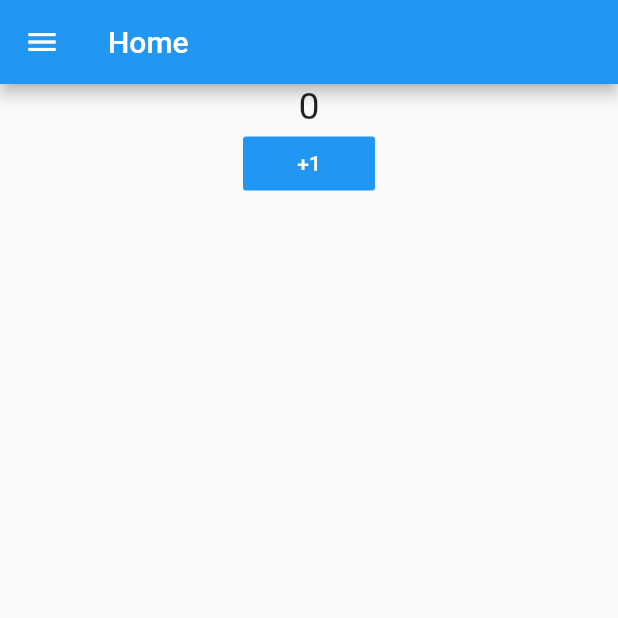
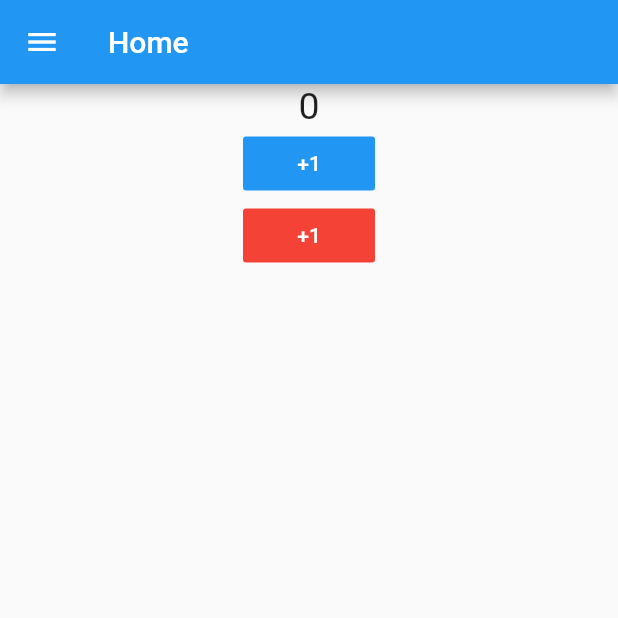
Before and after one commit to Inigoperez/jercicio3_dart, a Flutter app: the screen it shows after launch, on a phone screen of 412 x 824 dp, the top half of it. Run offline on Flutter 3.47's test engine with Material 2 defaults, Android fonts, the phone set to English and light mode, and no system bars.

Commit message:
añadido otro boton mas

```diff
--- a/lib/fragments/HomePage.dart
+++ b/lib/fragments/HomePage.dart
@@ -36,6 +36,21 @@ class HomePage extends StatelessWidget {
                 " +1 ",
                 style: TextStyle(fontSize: 14.0),
               ),
+            ),
+            FlatButton(
+              color: Colors.red,
+              textColor: Colors.white,
+              disabledColor: Colors.grey,
+              disabledTextColor: Colors.black,
+              padding: EdgeInsets.all(8.0),
+              splashColor: Colors.redAccent,
+              onPressed: () {
+                contador.restar();
+              },
+              child: Text(
+                " +1 ",
+                style: TextStyle(fontSize: 14.0),
+              ),
             )
           ],
         ),
--- a/lib/providers/Contador.dart
+++ b/lib/providers/Contador.dart
@@ -11,4 +11,9 @@ class Contador with ChangeNotifier {
     _contador++;
     notifyListeners();
   }
+
+  restar() {
+    _contador--;
+    notifyListeners();
+  }
 }
```
